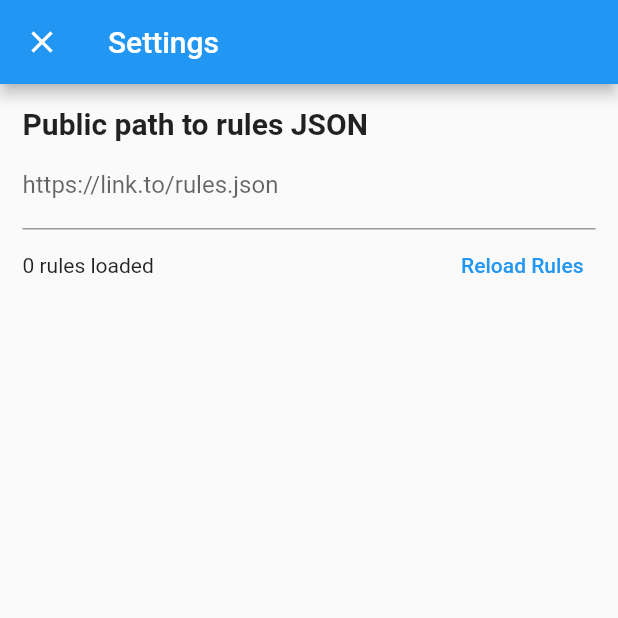
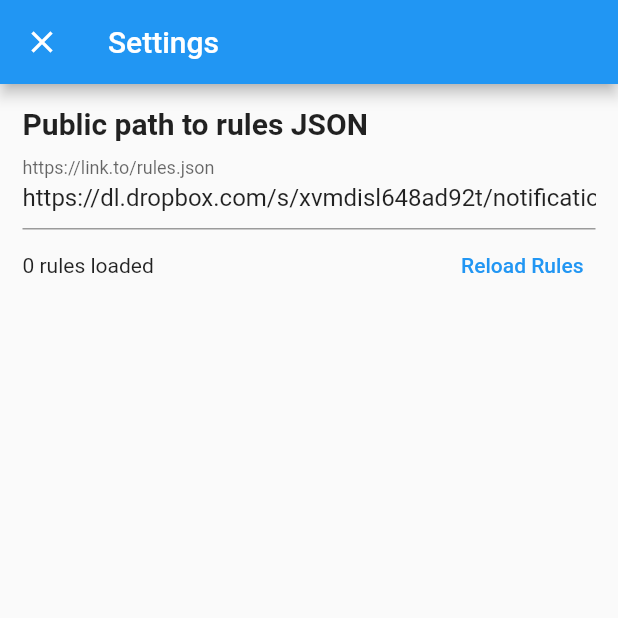
Before and after one commit to wilkinnh/push_notification_to_mqtt, a Flutter app: the Settings screen opened directly, after a tap on "Reload Rules", on a phone screen of 412 x 824 dp, the top half of it. Run offline on Flutter 3.47's test engine with Material 2 defaults, Android fonts, the light colour scheme and no system bars; our stand-ins replace built_collection, built_value, shared_preferences; missing offline and left inert: device_apps, mqtt_client, notifier_listener; accounts and stored records are empty; network calls fail.

Commit message:
load rules from web

```diff
--- a/lib/model/data_manager.dart
+++ b/lib/model/data_manager.dart
@@ -18,7 +18,7 @@ import 'console_output.dart';
 enum SharedPreferenceKey { rulesURL }
 
 class DataManager with ChangeNotifier {
-  String? rulesURL;
+  String? rulesURL = 'https://dl.dropbox.com/s/xvmdisl648ad92t/notification_mqtt_rules.json?dl=0';
   List<NotificationMQTTRule> rules = [];
   List<ConsoleOutput> consoleOutput = [];
 
@@ -41,16 +41,36 @@ class DataManager with ChangeNotifier {
       return [];
     }
     final response = await _client.get(Uri.parse(rulesURL!));
-    final parsed = jsonDecode(response.body).cast<Map<String, dynamic>>();
-    rules = parsed.map<NotificationMQTTRule>((json) => NotificationMQTTRule.fromJson(json)).whereNotNull().toList();
-    notifyListeners();
+    final List<dynamic> parsed = jsonDecode(response.body);
+    final List<NotificationMQTTRule> loadedRules = parsed
+        .map<NotificationMQTTRule?>((item) {
+          final jsonString = jsonEncode(item);
+          return NotificationMQTTRule.fromJson(jsonString);
+        })
+        .whereNotNull()
+        .toList();
+    if (loadedRules.isNotEmpty) {
+      rules = loadedRules;
+      _notifyReload();
+      notifyListeners();
+    }
     return rules;
+  }
+
+  Future<void> _notifyReload() async {
+    // sent MQTT message after successful reload
+    final builder = MqttClientPayloadBuilder();
+    builder.addInt(rules.length);
+    _mqttServerClient?.publishMessage('notification-mqtt-rules-loaded', MqttQos.exactlyOnce, builder.payload!);
   }
 
   Future<void> _loadSettings() async {
     SharedPreferences prefs = await SharedPreferences.getInstance();
-    rulesURL = prefs.getString(SharedPreferenceKey.rulesURL.toString());
-    notifyListeners();
+    final loadedRulesURL = prefs.getString(SharedPreferenceKey.rulesURL.toString());
+    if (loadedRulesURL != null) {
+      rulesURL = loadedRulesURL;
+      notifyListeners();
+    }
   }
 
   Future<void> _loadApps() async {
--- a/lib/settings.dart
+++ b/lib/settings.dart
@@ -11,12 +11,20 @@ class Settings extends StatefulWidget {
 }
 
 class _SettingsState extends State<Settings> {
-  void reloadRules(BuildContext context) {
-    context.watch<DataManager>().reloadRules();
+  final textEditingController = TextEditingController();
+
+  void dispose() {
+    // Clean up the controller when the widget is removed from the widget tree.
+    textEditingController.dispose();
+    super.dispose();
   }
 
   @override
   Widget build(BuildContext context) {
+    final dataManager = Provider.of<DataManager>(context, listen: false);
+    if (textEditingController.text.isEmpty && dataManager.rulesURL != null) {
+      textEditingController.text = dataManager.rulesURL!;
+    }
     return Scaffold(
       appBar: AppBar(
         title: const Text('Settings'),
@@ -45,21 +53,25 @@ class _SettingsState extends State<Settings> {
               ),
               TableRow(
                 children: [
-                  TextFormField(
-                    initialValue: context.watch<DataManager>().rulesURL,
+                  TextField(
+                    controller: textEditingController,
                     keyboardType: TextInputType.url,
+                    autocorrect: false,
+                    enableSuggestions: false,
+                    textInputAction: TextInputAction.done,
                     decoration: const InputDecoration(
                       border: UnderlineInputBorder(),
                       labelText: 'https://link.to/rules.json',
                     ),
-                    onSaved: (value) {
-                      context.watch<DataManager>().rulesURL = value;
-                      reloadRules(context);
+                    onSubmitted: (value) {
+                      dataManager.rulesURL = textEditingController.text;
+                      dataManager.reloadRules();
                     },
                   ),
                 ],
               ),
-              TableRow(children: [
+              TableRow(
+                children: [
                   Row(
                     children: [
                       Expanded(
@@ -68,12 +80,39 @@ class _SettingsState extends State<Settings> {
                       TextButton(
                         child: const Text('Reload Rules'),
                         onPressed: () {
-                        reloadRules(context);
+                          dataManager.reloadRules();
                         },
                       ),
                     ],
                   )
-              ])
+                ],
+              ),
+              ...List<TableRow>.generate(dataManager.rules.length, (index) {
+                final rule = dataManager.rules[index];
+                return TableRow(
+                  children: [
+                    Padding(
+                      padding: const EdgeInsets.fromLTRB(0, 5, 10, 5),
+                      child: Row(
+                        children: [
+                          Text(
+                            rule.regexMatch,
+                            style: const TextStyle(
+                              fontSize: 16,
+                            ),
+                          ),
+                          Text(
+                            rule.regex,
+                            style: const TextStyle(
+                              fontSize: 12,
+                            ),
+                          ),
+                        ],
+                      ),
+                    ),
+                  ],
+                );
+              }),
             ],
           ),
         ),
```
Also changed, not shown: lib/model/notification_mqtt_rule_examples.dart (added, +14 -0 lines). Lines whose indentation alone changed are shown as unchanged.
